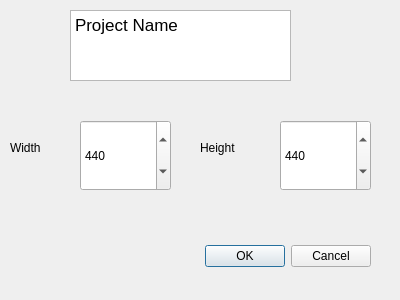
This is startdialog.ui in markusbuck/sprite-editor as Qt 5 draws it before an edit. The edited form follows.
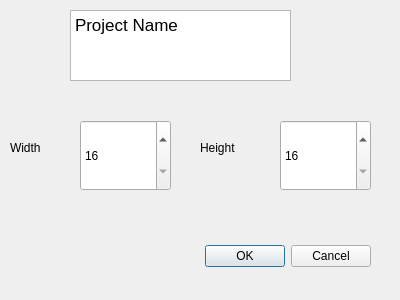
This is the edited form.

```diff
--- a/startdialog.ui
+++ b/startdialog.ui
@@ -48,7 +48,7 @@
     <number>4</number>
    </property>
    <property name="value">
-    <number>440</number>
+    <number>16</number>
    </property>
   </widget>
   <widget class="QSpinBox" name="height">
@@ -70,7 +70,7 @@
     <number>4</number>
    </property>
    <property name="value">
-    <number>440</number>
+    <number>16</number>
    </property>
   </widget>
   <widget class="QTextEdit" name="projectName">
```
